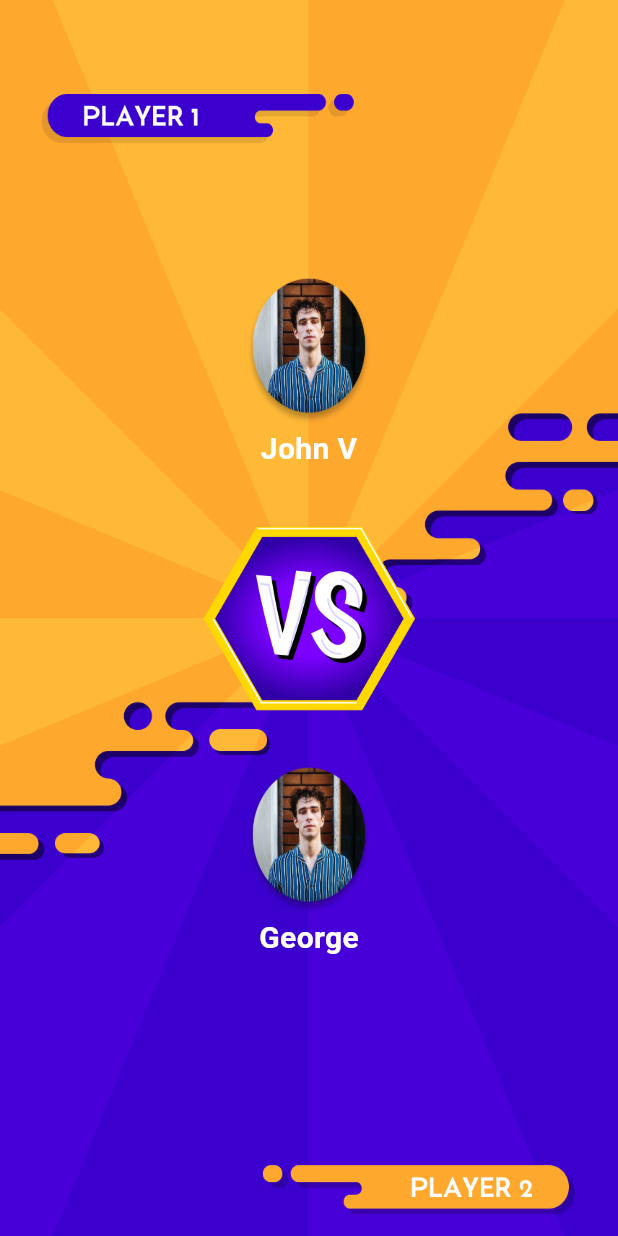
After one commit to afnas-sys/wintek, a Flutter app: the CarromMatchFixingScreen screen opened directly, on a phone screen of 412 x 824 dp. The commit adds this screen. Run offline on Flutter 3.47's test engine with Material 3 defaults, Android fonts, the light colour scheme and no system bars; our stand-ins replace another_flushbar, carousel_slider, custom_sliding_segmented_control, dio, dotted_line, firebase_auth and 12 more; accounts and stored records are empty; network calls fail.

Commit message:
initial ui commit

```diff
--- a/lib/core/constants/app_images.dart
+++ b/lib/core/constants/app_images.dart
@@ -49,6 +49,7 @@ class AppImages {
   static const String carrom1v1 = 'assets/images/carrom1v1.png';
   static const String carromTournament = 'assets/images/carrom_tournament.png';
   static const String carromPractice = 'assets/images/carrom_practice.png';
+  static const String carromMatchBg = 'assets/images/carromMatchBg.png';
   //! Lottie
 
   static const String aviatorbg = 'assets/images/aviator_backround.json';
--- /dev/null
+++ b/lib/features/game/carrom/screens/carrom_match_fixing _screen.dart
@@ -0,0 +1,93 @@
+import 'dart:async';
+import 'package:flutter/material.dart';
+
+import 'package:wintek/core/constants/app_images.dart';
+import 'carrom_gameplay_screen.dart';
+
+class CarromMatchFixingScreen extends StatefulWidget {
+  const CarromMatchFixingScreen({super.key});
+
+  @override
+  State<CarromMatchFixingScreen> createState() =>
+      _CarromMatchFixingScreenState();
+}
+
+class _CarromMatchFixingScreenState extends State<CarromMatchFixingScreen> {
+  @override
+  void initState() {
+    super.initState();
+    Timer(const Duration(seconds: 3), () {
+      Navigator.push(
+        context,
+        MaterialPageRoute(builder: (context) => const CarromGameplayScreen()),
+      );
+    });
+  }
+
+  @override
+  Widget build(BuildContext context) {
+    return Scaffold(
+      //   backgroundColor: const Color(0xFF3B00CE),
+      body: Container(
+        padding: EdgeInsets.symmetric(horizontal: 164, vertical: 184),
+        decoration: const BoxDecoration(
+          image: DecorationImage(
+            image: AssetImage(AppImages.carromMatchBg),
+            fit: BoxFit.cover,
+          ),
+        ),
+        child: Column(
+          mainAxisAlignment: MainAxisAlignment.spaceBetween,
+          children: [
+            Column(
+              spacing: 1,
+              children: [
+                Container(
+                  height: 100,
+                  width: 100,
+                  decoration: BoxDecoration(shape: BoxShape.circle),
+                  child: Image.asset(
+                    'assets/images/carromUser.png',
+                    fit: BoxFit.fill,
+                  ),
+                ),
+                const Text(
+                  'John V',
+                  style: TextStyle(
+                    color: Colors.white,
+                    fontSize: 20,
+                    fontWeight: FontWeight.w600,
+                  ),
+                ),
+              ],
+            ),
+
+            Column(
+              spacing: 1,
+              children: [
+                Container(
+                  height: 100,
+                  width: 100,
+                  decoration: BoxDecoration(shape: BoxShape.circle),
+                  child: Image.asset(
+                    'assets/images/carromUser.png',
+                    fit: BoxFit.fill,
+                  ),
+                ),
+
+                const Text(
+                  'George',
+                  style: TextStyle(
+                    color: Colors.white,
+                    fontSize: 20,
+                    fontWeight: FontWeight.w600,
+                  ),
+                ),
+              ],
+            ),
+          ],
+        ),
+      ),
+    );
+  }
+}
```
Also changed, not shown: lib/features/game/carrom/screens/carrom_game_screen.dart (+28 -5 lines), lib/features/game/carrom/screens/carrom_gameplay_screen.dart (added, +32 -0 lines), assets/images/carromMatchBg.png (added), assets/images/carromUser.png (added), lib/features/game/carrom/screens/.config/builderio/data.json (added).
